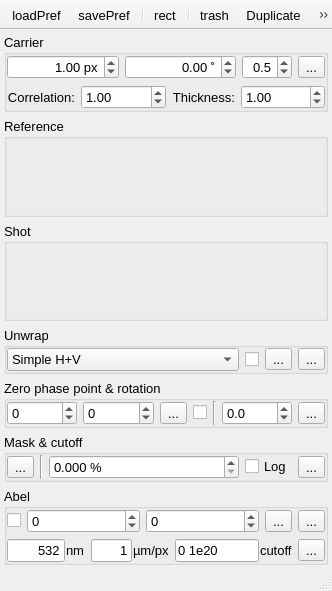
Before: the Qt Designer form UIs/nInterferometry.ui in NeutrinoToolkit/Neutrino, drawn with Qt 5.
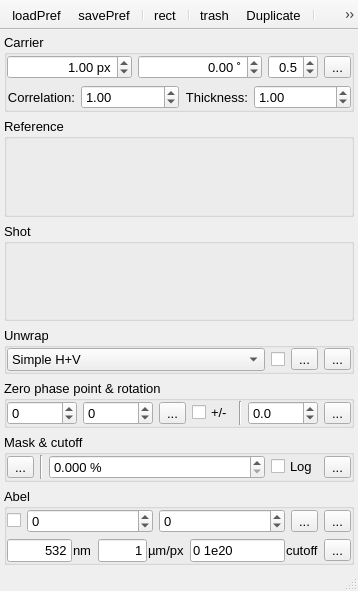
After: the same form once the commit is applied. Icons and pictures are not drawn.

Commit message: Changed img opening

Diff of the .ui file:
```diff
--- a/UIs/nInterferometry.ui
+++ b/UIs/nInterferometry.ui
@@ -6,7 +6,7 @@
    <rect>
     <x>0</x>
     <y>0</y>
-    <width>332</width>
+    <width>358</width>
     <height>591</height>
    </rect>
   </property>
@@ -414,7 +414,7 @@
           <string>Opposite sign of phase</string>
          </property>
          <property name="text">
-          <string/>
+          <string>+/-</string>
          </property>
          <property name="neutrinoSave" stdset="0">
           <bool>true</bool>
```
Left out of the diff: 15 changed lines with no effect on the pictures. The commit also changes 2 other files.
